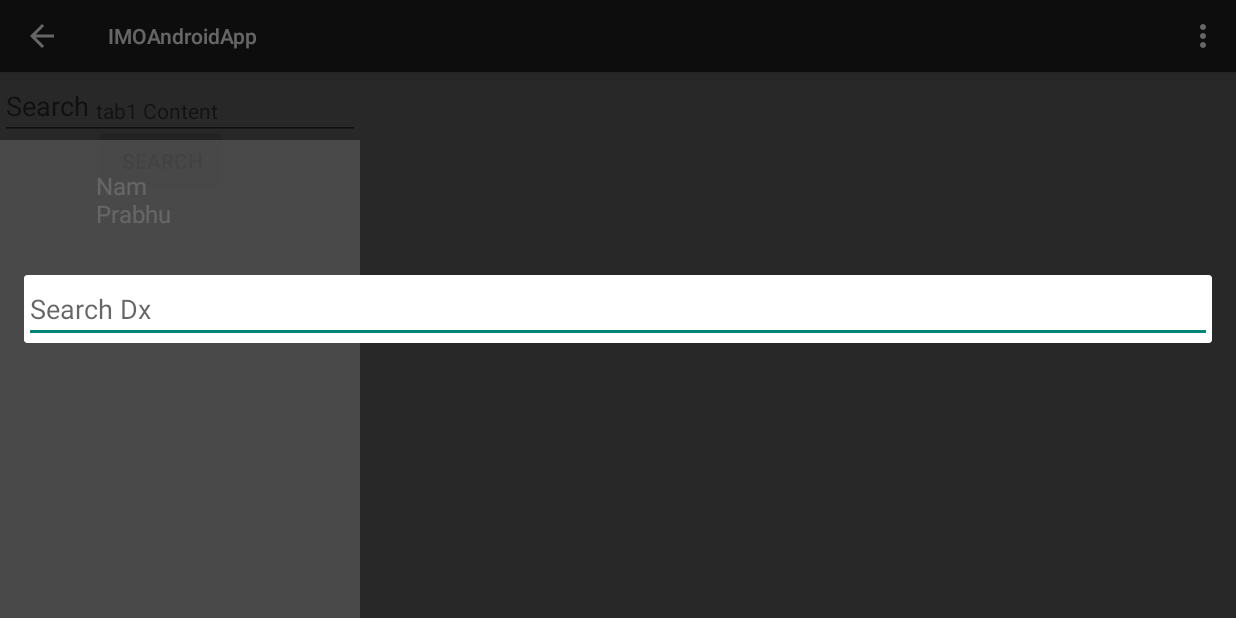
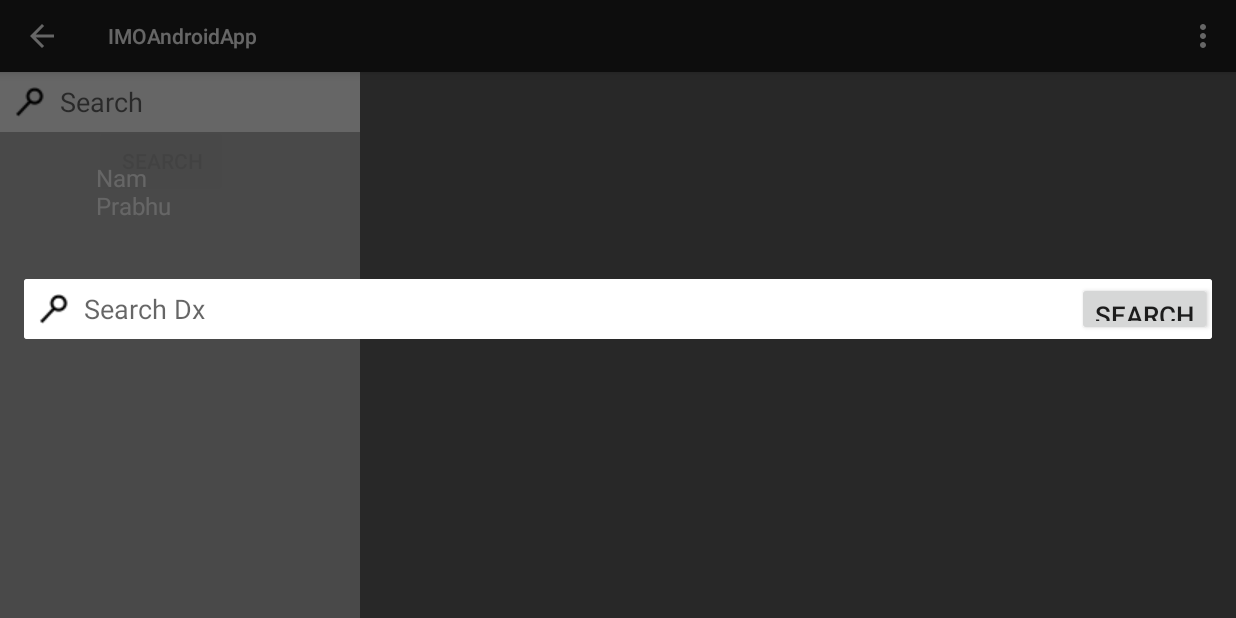
Before and after one commit to mayoorrai/AndroidIMOApp, an Android app: the fragment SearchDialogFragment placed in its activity, on a phone screen of 824 x 412 dp (held sideways). Run offline under Robolectric (Android 15) with nearby library versions, the phone set to English and light mode, and no system bars; 2 statements that could not run were skipped.

Commit message:
Added buttons to search fields
We need to implement an adapter for the search results to add the proper
buttons and then subsequently narrow search terms.

```diff
--- a/app/src/main/java/com/imoandroid/imoandroidapp/NavigationDrawerFragment.java
+++ b/app/src/main/java/com/imoandroid/imoandroidapp/NavigationDrawerFragment.java
@@ -25,6 +25,7 @@
 import android.widget.ArrayAdapter;
 import android.widget.EditText;
 import android.widget.FrameLayout;
+import android.widget.ImageButton;
 import android.widget.ListView;
 import android.widget.TabWidget;
 import android.widget.Toast;
@@ -39,7 +40,7 @@
  * See the <a href="https://developer.android.com/design/patterns/navigation-drawer.html#Interaction">
  * design guidelines</a> for a complete explanation of the behaviors implemented here.
  */
-public class NavigationDrawerFragment extends Fragment {
+public class NavigationDrawerFragment extends Fragment implements View.OnClickListener {
 
     /**
      * Remember the position of the selected item.
@@ -66,6 +67,7 @@
     private ListView mDrawerListView;
     private EditText patientSearch;
     private View mFragmentContainerView;
+    private ImageButton clear;
 
     private int mCurrentSelectedPosition = 0;
     private boolean mFromSavedInstanceState;
@@ -130,10 +132,11 @@
         View v = inflater.inflate(R.layout.fragment_navigation_drawer  , container , false);
 
 
-
         mDrawerListView = (ListView) v.findViewById(R.id.patientLV);
         patientSearch = (EditText) v.findViewById(R.id.etPatients);
-
+        clear = (ImageButton)v.findViewById(R.id.clearPat);
+        clear.setVisibility(View.GONE);
+        clear.setOnClickListener(this);
 
         listAdapter = new DisplayPatientAdapter(v.getContext() , R.layout.activity_patient_holder , (ArrayList<Patient>) tempPatients);
         mDrawerListView.setAdapter(listAdapter);
@@ -146,6 +149,9 @@
 
             @Override
             public void onTextChanged(CharSequence s, int start, int before, int count) {
+                boolean exists = s.length() > 0;
+                clear.setVisibility(exists? View.VISIBLE: View.GONE);
+
                 List<Patient> searchPatients = new ArrayList<Patient>();
                 for(int i = 0 ; i < allPatients.size() ; i++){
                     Patient p = allPatients.get(i);
@@ -156,7 +162,6 @@
                 listAdapter.data.clear();
                 listAdapter.addAll(searchPatients);
                 listAdapter.notifyDataSetChanged();
-
             }
 
             @Override
@@ -336,4 +341,13 @@
          */
         void onNavigationDrawerItemSelected(int position);
     }
+
+    @Override
+    public void onClick(View v)
+    {
+        if(v==clear)
+        {
+            patientSearch.setText("");
+        }
+    }
 }
--- a/app/src/main/java/com/imoandroid/imoandroidapp/SearchDialogFragment.java
+++ b/app/src/main/java/com/imoandroid/imoandroidapp/SearchDialogFragment.java
@@ -17,8 +17,10 @@
 import android.view.Window;
 import android.widget.AdapterView;
 import android.widget.ArrayAdapter;
+import android.widget.Button;
 import android.widget.EditText;
 import android.widget.GridLayout;
+import android.widget.ImageButton;
 import android.widget.ListAdapter;
 import android.widget.ListView;
 import android.widget.TextView;
@@ -28,7 +30,7 @@
 
 import java.util.ArrayList;
 
-public class SearchDialogFragment extends DialogFragment implements AdapterView.OnItemClickListener{
+public class SearchDialogFragment extends DialogFragment implements AdapterView.OnItemClickListener, View.OnClickListener{
     // TODO: Rename parameter arguments, choose names that match
     // the fragment initialization parameters, e.g. ARG_ITEM_NUMBER
     private static final String ARG_PARAM = "param";
@@ -37,10 +39,16 @@
 
     String[] listItems = {};
 
+    long time;
+    int tally;
 
     private ListView lvResults;
     private ArrayAdapter<String> listAdapter;
     private ArrayAdapter<String> listAdapterAPIResults;
+
+    private ImageButton clear;
+    private Button submit;
+    private EditText et;
 
     /**
      * Use this factory method to create a new instance of
@@ -69,7 +77,8 @@
             this.mTab = getArguments().getInt(ARG_PARAM);
         }
 
-
+        time = 0;
+        tally=0;
 
     }
 
@@ -78,7 +87,11 @@
                              Bundle savedInstanceState) {
         // Inflate the layout for this fragment
         View v = inflater.inflate(R.layout.fragment_search_dialog, container, false);
-        EditText et = (EditText) v.findViewById(R.id.etSearch);
+        et = (EditText) v.findViewById(R.id.etSearch);
+        clear = (ImageButton) v.findViewById(R.id.clearSearch);
+        clear.setVisibility(View.GONE);
+        submit = (Button) v.findViewById(R.id.bDoSearch);
+        submit.setClickable(false);
         lvResults = (ListView) v.findViewById(R.id.lvResults);
 
         listAdapter = new ArrayAdapter<String>(getActivity(),
@@ -87,6 +100,9 @@
 
         lvResults.setAdapter(listAdapter);
         lvResults.setOnItemClickListener(this);
+
+        clear.setOnClickListener(this);
+        submit.setOnClickListener(this);
 
         getDialog().getWindow().requestFeature(Window.FEATURE_NO_TITLE);
         switch (mTab) {
@@ -107,11 +123,36 @@
 
             @Override
             public void onTextChanged(CharSequence s, int start, int before, int count) {
-                if (s.length() == 0) {
+                boolean exists = s.length() > 0;
+                clear.setVisibility(exists? View.VISIBLE:View.GONE);
+                submit.setClickable(exists);
+                if (s.length() < 2) {
                     return;
                 }
+
+                if (time == 0) {
+                    time = System.currentTimeMillis();
+                    return;
+                }
+                else{
+                    long diff = System.currentTimeMillis() - time;
+                    time += diff;
+                    if (diff < 1500)
+                    {
+                        tally=0;
+                        return;
+                    }
+                    else if (++tally < 2)
+                    {
+                        return;
+                    }
+                }
+
+                tally=0;
                 //make api call and get list of objects
                 //update list view
+                APICall(s.toString());
+                /**
                 String[] APIResults = APICaller.vocabularyGET(s.toString(), 100);
                 ArrayList<String> arrayList = new ArrayList<String>();
                 for (int i = 0; i < APIResults.length; i++) {
@@ -120,7 +161,7 @@
                 listAdapterAPIResults = new ArrayAdapter<String>(getActivity(),
                         android.R.layout.simple_list_item_1, arrayList);
 
-                lvResults.setAdapter(listAdapterAPIResults);
+                lvResults.setAdapter(listAdapterAPIResults);**/
             }
 
             @Override
@@ -165,4 +206,30 @@
 
     }
 
+    @Override
+    public void onClick(View v)
+    {
+        if (v == clear)
+        {
+            et.setText("");
+        }
+        else if (v==submit)
+        {
+            APICall(et.getText().toString());
+        }
+    }
+
+    //TODO: Add check for type of search (proc vs diagnosis vs prescription)
+    private void APICall(String s)
+    {
+        String[] APIResults = APICaller.vocabularyGET(s, 100);
+        ArrayList<String> arrayList = new ArrayList<String>();
+        for (int i = 0; i < APIResults.length; i++) {
+            arrayList.add(APIResults[i]);
+        }
+        listAdapterAPIResults = new ArrayAdapter<String>(getActivity(),
+                android.R.layout.simple_list_item_1, arrayList);
+
+        lvResults.setAdapter(listAdapterAPIResults);
+    }
 }
--- a/app/src/main/res/layout/fragment_navigation_drawer.xml
+++ b/app/src/main/res/layout/fragment_navigation_drawer.xml
@@ -5,13 +5,34 @@
         android:orientation="vertical"
     tools:context="com.imoandroid.imoandroidapp.NavigationDrawerFragment">
 
-    <EditText
-        android:id="@+id/etPatients"
-        android:hint="Search"
-        android:inputType="text"
-        android:maxLines="1"
+    <RelativeLayout
         android:layout_width="match_parent"
-        android:layout_height="wrap_content" />
+        android:layout_height="40dp">
+        <EditText
+            android:id="@+id/etPatients"
+            android:hint="Search"
+            android:paddingLeft="40dp"
+            android:background="@color/white"
+            android:inputType="text"
+            android:maxLines="1"
+            android:layout_width="match_parent"
+            android:layout_height="match_parent" />
+        <ImageButton
+            android:layout_width="30dp"
+            android:id="@+id/clearPat"
+            android:layout_height="match_parent"
+            android:layout_alignRight="@+id/etPatients"
+            android:src="@drawable/x"
+            android:layout_marginRight="10dp"
+            android:background="#00000000"/>
+        <ImageView
+            android:layout_width="40dp"
+            android:layout_height="match_parent"
+            android:paddingTop="10dp"
+            android:paddingBottom="10dp"
+            android:layout_alignLeft="@+id/etPatients"
+            android:src="@drawable/mag"/>
+    </RelativeLayout>
 
     <ListView
     android:layout_width="match_parent"
--- a/app/src/main/res/layout/fragment_search_dialog.xml
+++ b/app/src/main/res/layout/fragment_search_dialog.xml
@@ -5,10 +5,45 @@
     android:orientation="vertical"
     tools:context="com.imoandroid.imoandroidapp.SearchDialogFragment">
 
-    <EditText
-        android:id="@+id/etSearch"
+    <RelativeLayout
         android:layout_width="match_parent"
-        android:layout_height="match_parent" />
+        android:layout_height="40dp"
+        >
+        <EditText
+            android:id="@+id/etSearch"
+            android:maxLines="1"
+            android:inputType="text"
+            android:hint="Search"
+            android:background="@color/white"
+            android:layout_width="match_parent"
+            android:layout_height="match_parent"
+            android:paddingLeft="40dp"/>
+        <ImageView
+            android:layout_width="40dp"
+            android:layout_height="match_parent"
+            android:padding="10dp"
+            android:layout_alignLeft="@+id/etSearch"
+            android:src="@drawable/mag"/>
+        <Button
+            android:id="@+id/bDoSearch"
+            android:layout_width="wrap_content"
+            android:layout_height="match_parent"
+            android:layout_gravity="right"
+            android:gravity="right"
+            android:layout_marginTop="2dp"
+            android:layout_marginBottom="2dp"
+            android:text="Search"
+            android:textSize="17dp"
+            android:layout_alignRight="@+id/etSearch"/>
+        <ImageButton
+            android:layout_width="20dp"
+            android:id="@+id/clearSearch"
+            android:layout_height="match_parent"
+            android:src="@drawable/x"
+            android:background="#00000000"
+            android:layout_marginRight="5dp"
+            android:layout_toLeftOf="@+id/bDoSearch"/>
+    </RelativeLayout>
 
     <ListView
         android:id="@+id/lvResults"
```
Also changed, not shown: app/src/main/res/drawable-hdpi/mag.png (added), app/src/main/res/drawable-hdpi/x.png (added), 1 other file.
